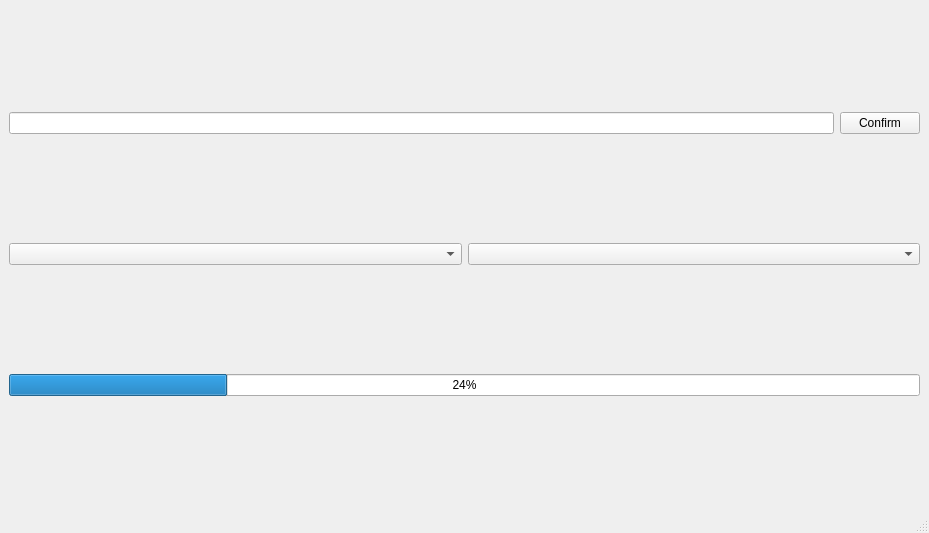
coolka1234/GCodeOptimizer, file src/gui/main_window.ui: the form before one commit.
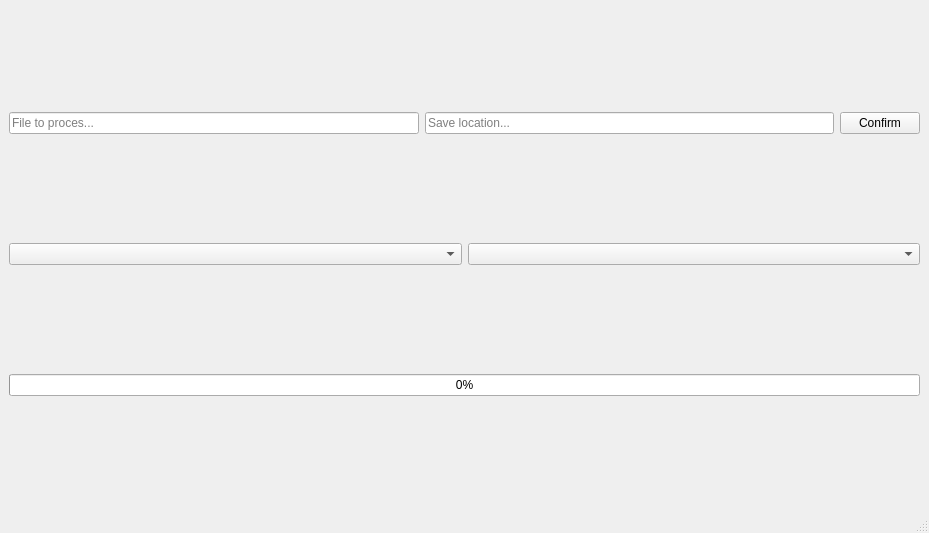
The form after the commit.

Diff of the .ui file:
```diff
--- a/src/gui/main_window.ui
+++ b/src/gui/main_window.ui
@@ -20,7 +20,24 @@
       <item>
        <layout class="QHBoxLayout" name="horizontalLayout">
         <item>
-         <widget class="QLineEdit" name="lineEditFilePath"/>
+         <widget class="QLineEdit" name="lineEditFilePath">
+          <property name="text">
+           <string/>
+          </property>
+          <property name="placeholderText">
+           <string>File to proces...</string>
+          </property>
+         </widget>
+        </item>
+        <item>
+         <widget class="QLineEdit" name="lineEditSavePath">
+          <property name="text">
+           <string/>
+          </property>
+          <property name="placeholderText">
+           <string>Save location...</string>
+          </property>
+         </widget>
         </item>
         <item>
          <widget class="QPushButton" name="pushButtonConfirm">
@@ -61,7 +78,7 @@
       <item>
        <widget class="QProgressBar" name="progressBar">
         <property name="value">
-         <number>24</number>
+         <number>0</number>
         </property>
        </widget>
       </item>
```
